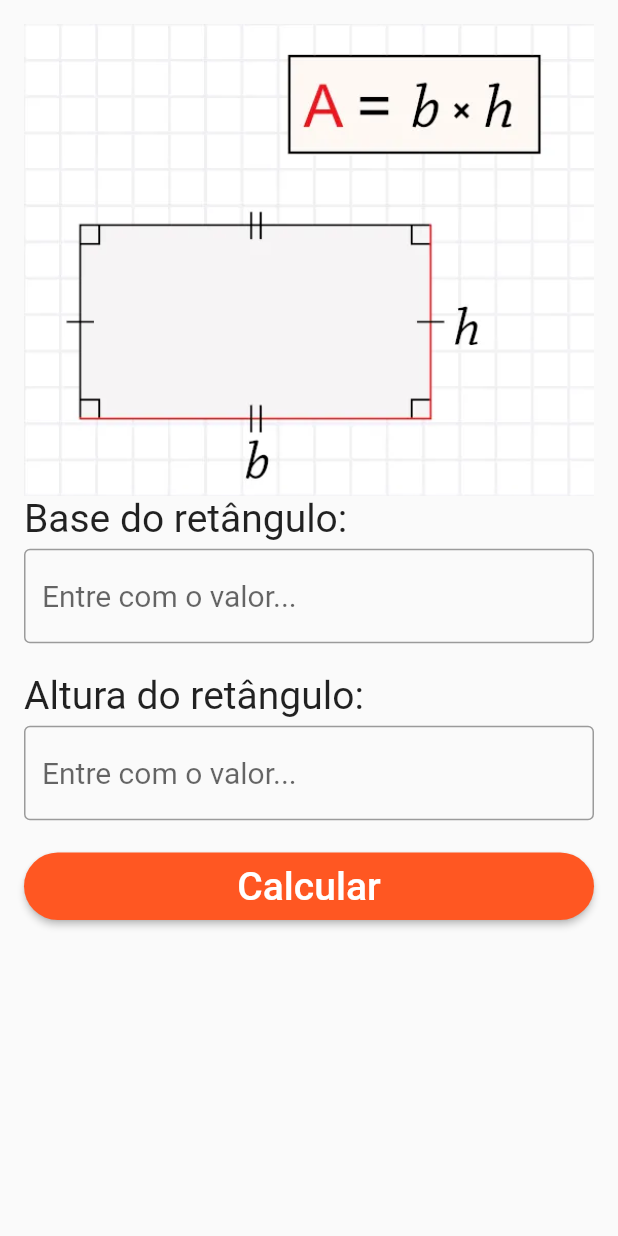
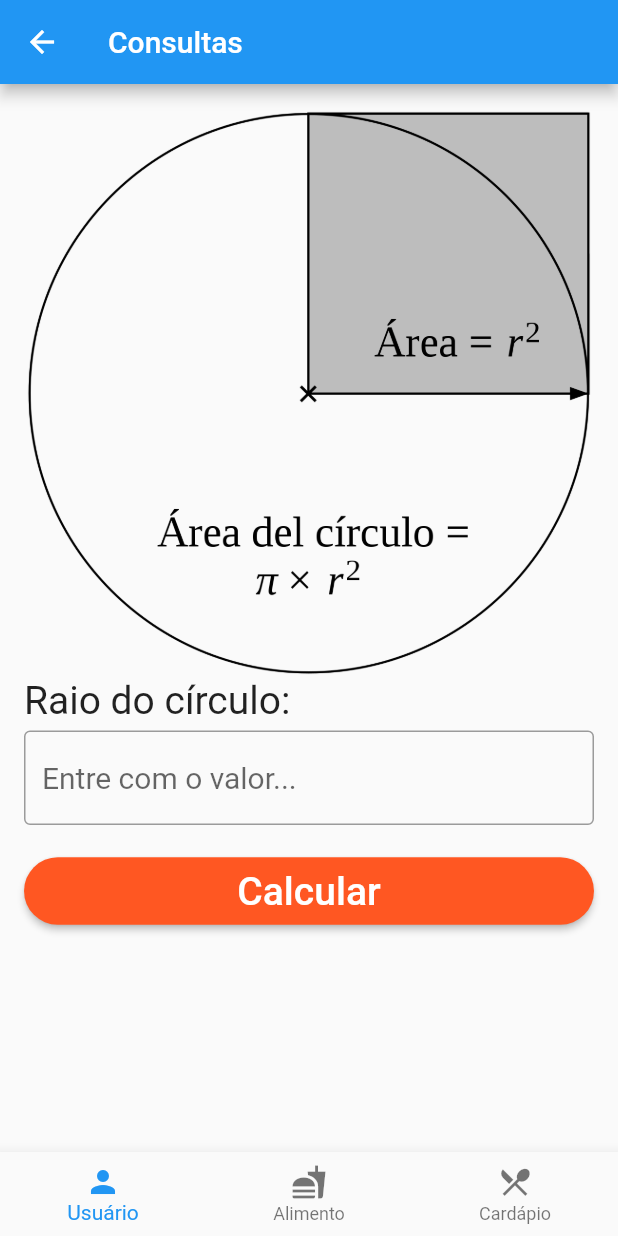
Before and after one commit to felipe-barreto-dev/nutriapp, a Flutter app: the screen it shows after launch, after a tap on "Consultas", on a phone screen of 412 x 824 dp. Run offline on Flutter 3.47's test engine with Material 2 defaults, Android fonts, the phone set to English and light mode, and no system bars.

Commit message:
Add files via upload

```diff
--- a/lib/main.dart
+++ b/lib/main.dart
@@ -16,13 +16,13 @@ class CalculadoraGeometrica extends StatelessWidget {
         theme: ThemeData(
           primarySwatch: Colors.blue,
         ),
-        home: const FormasGeometricas(title: 'Nutriapp'),
+        home: const Home(title: 'Nutriapp'),
         routes: Rotas.carregar());
   }
 }
 
-class FormasGeometricas extends StatelessWidget {
-  const FormasGeometricas({super.key, required this.title});
+class Home extends StatelessWidget {
+  const Home({super.key, required this.title});
 
   final String title;
 
--- a/lib/routes/rotas.dart
+++ b/lib/routes/rotas.dart
@@ -1,23 +1,21 @@
 import 'package:flutter/material.dart';
 import 'package:nutriapp/views/cadastros/cadastros.dart';
+import 'package:nutriapp/views/compartilhamentos/compartilhamentos.dart';
+import 'package:nutriapp/views/consultas/consultas.dart';
+import 'package:nutriapp/views/creditos.dart';
+import 'package:nutriapp/views/login.dart';
 
 import '../main.dart';
-import '../views/formas/circulo.dart';
-import '../views/formas/quadrado.dart';
-import '../views/formas/retangulo.dart';
-import '../views/formas/trapezio.dart';
-import '../views/formas/triangulo.dart';
-import '../views/resultado.dart';
 
 class Rotas {
   static Map<String, Widget Function(BuildContext)> carregar() {
     return {
       '/cadastros': (context) => const Cadastros(),
-      '/consultas': (context) => const Retangulo(),
-      '/compartilhamentos': (context) => const Triangulo(),
-      '/creditos': (context) => const Circulo(),
-      '/login': (context) => const Trapezio(),
-      '/principal': (context) => const CalculadoraGeometrica()
+      '/consultas': (context) => const Consultas(),
+      '/compartilhamentos': (context) => const Compartilhamentos(),
+      '/creditos': (context) => const Creditos(),
+      '/login': (context) => const Login(),
+      '/principal': (context) => const Home(title: 'NutriApp')
     };
   }
 
--- a/lib/views/cadastros/cadastro_alimento.dart
+++ b/lib/views/cadastros/cadastro_alimento.dart
@@ -1,6 +1,6 @@
 import 'package:nutriapp/model/FormaGeometrica.dart';
 import 'package:nutriapp/util/entrada_numero.dart';
-import 'package:nutriapp/views/formas/tela_padrao.dart';
+import 'package:nutriapp/views/tela_padrao.dart';
 import 'package:flutter/material.dart';
 
 import '../../routes/rotas.dart';
--- a/lib/views/cadastros/cadastro_cardapio.dart
+++ b/lib/views/cadastros/cadastro_cardapio.dart
@@ -1,6 +1,6 @@
 import 'package:nutriapp/model/FormaGeometrica.dart';
 import 'package:nutriapp/util/entrada_numero.dart';
-import 'package:nutriapp/views/formas/tela_padrao.dart';
+import 'package:nutriapp/views/tela_padrao.dart';
 import 'package:flutter/material.dart';
 
 import '../../routes/rotas.dart';
--- a/lib/views/cadastros/cadastro_usuario.dart
+++ b/lib/views/cadastros/cadastro_usuario.dart
@@ -1,6 +1,6 @@
 import 'package:nutriapp/model/FormaGeometrica.dart';
 import 'package:nutriapp/util/entrada_numero.dart';
-import 'package:nutriapp/views/formas/tela_padrao.dart';
+import 'package:nutriapp/views/tela_padrao.dart';
 import 'package:flutter/material.dart';
 
 import '../../routes/rotas.dart';
--- a/lib/views/cadastros/cadastros.dart
+++ b/lib/views/cadastros/cadastros.dart
@@ -2,9 +2,6 @@ import 'package:flutter/material.dart';
 import 'package:nutriapp/views/cadastros/cadastro_alimento.dart';
 import 'package:nutriapp/views/cadastros/cadastro_cardapio.dart';
 import 'package:nutriapp/views/cadastros/cadastro_usuario.dart';
-import 'package:nutriapp/views/formas/circulo.dart';
-import 'package:nutriapp/views/formas/quadrado.dart';
-import 'package:nutriapp/views/formas/retangulo.dart';
 
 class Cadastros extends StatefulWidget {
   const Cadastros({super.key});
--- /dev/null
+++ b/lib/views/compartilhamentos/compartilhamento_alimento.dart
@@ -0,0 +1,34 @@
+import 'package:nutriapp/model/FormaGeometrica.dart';
+import 'package:nutriapp/util/entrada_numero.dart';
+import 'package:nutriapp/views/tela_padrao.dart';
+import 'package:flutter/material.dart';
+
+import '../../routes/rotas.dart';
+import '../../util/botao.dart';
+import '../../util/grafico_referencia.dart';
+
+class CompartilhamentoAlimento extends StatefulWidget {
+  const CompartilhamentoAlimento({super.key});
+
+  @override
+  CompartilhamentoAlimentoState createState() => CompartilhamentoAlimentoState();
+}
+
+class CompartilhamentoAlimentoState extends State<CompartilhamentoAlimento> {
+  final TextEditingController _raioController = TextEditingController();
+
+  void _calcularAreaCompartilhamentoAlimento() {
+    double raio = double.tryParse(_raioController.text) ?? 0.0;
+    FormaGeometrica geometria = FormaGeometrica.circulo(raio: raio);
+    Rotas.pushNamed(context, '/resultado', geometria);
+  }
+
+  @override
+  Widget build(BuildContext context) {
+    return TelaPadrao('Compartilhamento de alimento', <Widget>[
+      const GraficoReferencia('assets/images/area-circulo.png'),
+      CaixaDeNumero('Raio do círculo', _raioController),
+      BotaoCalcular("Calcular", _calcularAreaCompartilhamentoAlimento)
+    ]);
+  }
+}
--- /dev/null
+++ b/lib/views/compartilhamentos/compartilhamento_cardapio.dart
@@ -0,0 +1,34 @@
+import 'package:nutriapp/model/FormaGeometrica.dart';
+import 'package:nutriapp/util/entrada_numero.dart';
+import 'package:nutriapp/views/tela_padrao.dart';
+import 'package:flutter/material.dart';
+
+import '../../routes/rotas.dart';
+import '../../util/botao.dart';
+import '../../util/grafico_referencia.dart';
+
+class CompartilhamentoCardapio extends StatefulWidget {
+  const CompartilhamentoCardapio({super.key});
+
+  @override
+  CompartilhamentoCardapioState createState() => CompartilhamentoCardapioState();
+}
+
+class CompartilhamentoCardapioState extends State<CompartilhamentoCardapio> {
+  final TextEditingController _raioController = TextEditingController();
+
+  void _calcularAreaCompartilhamentoCardapio() {
+    double raio = double.tryParse(_raioController.text) ?? 0.0;
+    FormaGeometrica geometria = FormaGeometrica.circulo(raio: raio);
+    Rotas.pushNamed(context, '/resultado', geometria);
+  }
+
+  @override
+  Widget build(BuildContext context) {
+    return TelaPadrao('Compartilhamento de cardápio', <Widget>[
+      const GraficoReferencia('assets/images/area-circulo.png'),
+      CaixaDeNumero('Raio do círculo', _raioController),
+      BotaoCalcular("Calcular", _calcularAreaCompartilhamentoCardapio)
+    ]);
+  }
+}
--- /dev/null
+++ b/lib/views/compartilhamentos/compartilhamento_usuario.dart
@@ -0,0 +1,34 @@
+import 'package:nutriapp/model/FormaGeometrica.dart';
+import 'package:nutriapp/util/entrada_numero.dart';
+import 'package:nutriapp/views/tela_padrao.dart';
+import 'package:flutter/material.dart';
+
+import '../../routes/rotas.dart';
+import '../../util/botao.dart';
+import '../../util/grafico_referencia.dart';
+
+class CompartilhamentoUsuario extends StatefulWidget {
+  const CompartilhamentoUsuario({super.key});
+
+  @override
+  CompartilhamentoUsuarioState createState() => CompartilhamentoUsuarioState();
+}
+
+class CompartilhamentoUsuarioState extends State<CompartilhamentoUsuario> {
+  final TextEditingController _raioController = TextEditingController();
+
+  void _calcularAreaCompartilhamentoUsuario() {
+    double raio = double.tryParse(_raioController.text) ?? 0.0;
+    FormaGeometrica geometria = FormaGeometrica.circulo(raio: raio);
+    Rotas.pushNamed(context, '/resultado', geometria);
+  }
+
+  @override
+  Widget build(BuildContext context) {
+    return TelaPadrao('Compartilhamento de usuário', <Widget>[
+      const GraficoReferencia('assets/images/area-circulo.png'),
+      CaixaDeNumero('Raio do círculo', _raioController),
+      BotaoCalcular("Calcular", _calcularAreaCompartilhamentoUsuario)
+    ]);
+  }
+}
--- /dev/null
+++ b/lib/views/consultas/consulta_alimento.dart
@@ -0,0 +1,34 @@
+import 'package:nutriapp/model/FormaGeometrica.dart';
+import 'package:nutriapp/util/entrada_numero.dart';
+import 'package:nutriapp/views/tela_padrao.dart';
+import 'package:flutter/material.dart';
+
+import '../../routes/rotas.dart';
+import '../../util/botao.dart';
+import '../../util/grafico_referencia.dart';
+
+class ConsultaAlimento extends StatefulWidget {
+  const ConsultaAlimento({super.key});
+
+  @override
+  ConsultaAlimentoState createState() => ConsultaAlimentoState();
+}
+
+class ConsultaAlimentoState extends State<ConsultaAlimento> {
+  final TextEditingController _raioController = TextEditingController();
+
+  void _calcularAreaConsultaAlimento() {
+    double raio = double.tryParse(_raioController.text) ?? 0.0;
+    FormaGeometrica geometria = FormaGeometrica.circulo(raio: raio);
+    Rotas.pushNamed(context, '/resultado', geometria);
+  }
+
+  @override
+  Widget build(BuildContext context) {
+    return TelaPadrao('Consulta de alimento', <Widget>[
+      const GraficoReferencia('assets/images/area-circulo.png'),
+      CaixaDeNumero('Raio do círculo', _raioController),
+      BotaoCalcular("Calcular", _calcularAreaConsultaAlimento)
+    ]);
+  }
+}
--- /dev/null
+++ b/lib/views/consultas/consulta_cardapio.dart
@@ -0,0 +1,34 @@
+import 'package:nutriapp/model/FormaGeometrica.dart';
+import 'package:nutriapp/util/entrada_numero.dart';
+import 'package:nutriapp/views/tela_padrao.dart';
+import 'package:flutter/material.dart';
+
+import '../../routes/rotas.dart';
+import '../../util/botao.dart';
+import '../../util/grafico_referencia.dart';
+
+class ConsultaCardapio extends StatefulWidget {
+  const ConsultaCardapio({super.key});
+
+  @override
+  ConsultaCardapioState createState() => ConsultaCardapioState();
+}
+
+class ConsultaCardapioState extends State<ConsultaCardapio> {
+  final TextEditingController _raioController = TextEditingController();
+
+  void _calcularAreaConsultaCardapio() {
+    double raio = double.tryParse(_raioController.text) ?? 0.0;
+    FormaGeometrica geometria = FormaGeometrica.circulo(raio: raio);
+    Rotas.pushNamed(context, '/resultado', geometria);
+  }
+
+  @override
+  Widget build(BuildContext context) {
+    return TelaPadrao('Consulta de cardápio', <Widget>[
+      const GraficoReferencia('assets/images/area-circulo.png'),
+      CaixaDeNumero('Raio do círculo', _raioController),
+      BotaoCalcular("Calcular", _calcularAreaConsultaCardapio)
+    ]);
+  }
+}
--- /dev/null
+++ b/lib/views/consultas/consulta_usuario.dart
@@ -0,0 +1,34 @@
+import 'package:nutriapp/model/FormaGeometrica.dart';
+import 'package:nutriapp/util/entrada_numero.dart';
+import 'package:nutriapp/views/tela_padrao.dart';
+import 'package:flutter/material.dart';
+
+import '../../routes/rotas.dart';
+import '../../util/botao.dart';
+import '../../util/grafico_referencia.dart';
+
+class ConsultaUsuario extends StatefulWidget {
+  const ConsultaUsuario({super.key});
+
+  @override
+  ConsultaUsuarioState createState() => ConsultaUsuarioState();
+}
+
+class ConsultaUsuarioState extends State<ConsultaUsuario> {
+  final TextEditingController _raioController = TextEditingController();
+
+  void _calcularAreaConsultaUsuario() {
+    double raio = double.tryParse(_raioController.text) ?? 0.0;
+    FormaGeometrica geometria = FormaGeometrica.circulo(raio: raio);
+    Rotas.pushNamed(context, '/resultado', geometria);
+  }
+
+  @override
+  Widget build(BuildContext context) {
+    return TelaPadrao('Consulta de usuário', <Widget>[
+      const GraficoReferencia('assets/images/area-circulo.png'),
+      CaixaDeNumero('Raio do círculo', _raioController),
+      BotaoCalcular("Calcular", _calcularAreaConsultaUsuario)
+    ]);
+  }
+}
--- /dev/null
+++ b/lib/views/consultas/consultas.dart
@@ -0,0 +1,53 @@
+import 'package:flutter/material.dart';
+import 'package:nutriapp/views/consultas/consulta_alimento.dart';
+import 'package:nutriapp/views/consultas/consulta_cardapio.dart';
+import 'package:nutriapp/views/consultas/consulta_usuario.dart';
+
+class Consultas extends StatefulWidget {
+  const Consultas({super.key});
+
+  @override
+  CirculoState createState() => CirculoState();
+}
+
+class CirculoState extends State<Consultas> {
+  int _currentIndex = 0; // Índice da aba ativa
+
+  final List<Widget> _telas = [
+    const ConsultaUsuario(),
+    const ConsultaAlimento(),
+    const ConsultaCardapio(),
+  ]; // Lista de telas para os diferentes tipos de consulta
+
+  @override
+  Widget build(BuildContext context) {
+    return Scaffold(
+      appBar: AppBar(
+        title: const Text('Consultas'),
+      ),
+      body: _telas[_currentIndex], // Exibe a tela correspondente à aba ativa
+      bottomNavigationBar: BottomNavigationBar(
+        currentIndex: _currentIndex, // Índice da aba ativa
+        onTap: (index) {
+          setState(() {
+            _currentIndex = index; // Atualiza a aba ativa ao tocar em um item do BottomNavigationBar
+          });
+        },
+        items: const [
+          BottomNavigationBarItem(
+            icon: Icon(Icons.person),
+            label: 'Usuário',
+          ),
+          BottomNavigationBarItem(
+            icon: Icon(Icons.fastfood),
+            label: 'Alimento',
+          ),
+          BottomNavigationBarItem(
+            icon: Icon(Icons.restaurant_menu),
+            label: 'Cardápio',
+          ),
+        ],
+      ),
+    );
+  }
+}
--- /dev/null
+++ b/lib/views/tela_padrao.dart
@@ -0,0 +1,29 @@
+import 'package:flutter/material.dart';
+
+class TelaPadrao extends StatelessWidget {
+  final String _title;
+  final List<Widget> _components;
+
+  const TelaPadrao(this._title, this._components, {super.key});
+
+  @override
+  Widget build(BuildContext context) {
+    return MaterialApp(
+      title: _title,
+      home: Scaffold(
+        // appBar: AppBar(
+        //   title: Text(_title),
+        // ),
+        body: SingleChildScrollView(
+          child: Padding(
+            padding: const EdgeInsets.all(16.0), // Altere o valor conforme necessário
+            child: Column(
+              mainAxisAlignment: MainAxisAlignment.center,
+              children: _components,
+            ),
+          ),
+        ),
+      ),
+    );
+  }
+}
```
Also changed, not shown: lib/model/Usuario.dart (added, +22 -0 lines), lib/views/compartilhamentos/compartilhamentos.dart (added, +53 -0 lines), lib/views/creditos.dart (added, +76 -0 lines), lib/views/login.dart (added, +76 -0 lines).
